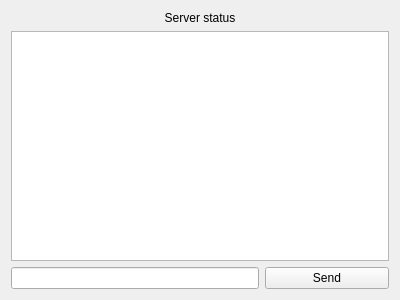
Qt form src/app.ui (ravecrocker/LoE-PrivateServer) before a commit.
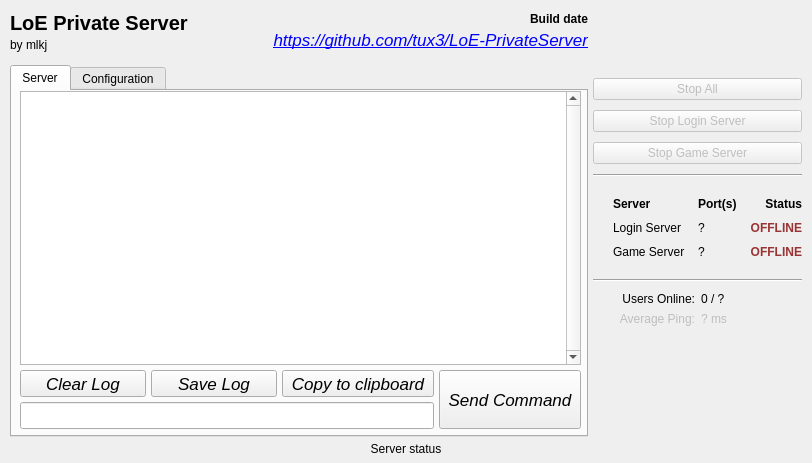
The same form after that commit. Icons and pictures are not drawn.

Diff of the .ui file:
```diff
--- a/src/app.ui
+++ b/src/app.ui
@@ -6,46 +6,755 @@
    <rect>
     <x>0</x>
     <y>0</y>
-    <width>400</width>
-    <height>300</height>
+    <width>812</width>
+    <height>463</height>
    </rect>
   </property>
+  <property name="font">
+   <font>
+    <family>Arial</family>
+   </font>
+  </property>
   <property name="windowTitle">
    <string>mlkj's Private Server</string>
   </property>
   <property name="locale">
    <locale language="English" country="UnitedStates"/>
   </property>
-  <layout class="QGridLayout" name="gridLayout">
-   <item row="0" column="0" colspan="3">
-    <widget class="QLabel" name="status">
-     <property name="locale">
-      <locale language="English" country="UnitedStates"/>
+  <layout class="QGridLayout">
+   <property name="leftMargin">
+    <number>10</number>
+   </property>
+   <property name="topMargin">
+    <number>11</number>
+   </property>
+   <property name="rightMargin">
+    <number>10</number>
+   </property>
+   <property name="bottomMargin">
+    <number>2</number>
+   </property>
+   <property name="spacing">
+    <number>0</number>
+   </property>
+   <item row="0" column="0">
+    <layout class="QVBoxLayout" name="BaseFrame" stretch="1,0">
+     <property name="spacing">
+      <number>5</number>
      </property>
-     <property name="text">
-      <string>Server status</string>
+     <property name="bottomMargin">
+      <number>5</number>
      </property>
-     <property name="alignment">
-      <set>Qt::AlignCenter</set>
-     </property>
-    </widget>
-   </item>
-   <item row="1" column="0" colspan="3">
-    <widget class="QPlainTextEdit" name="log">
-     <property name="readOnly">
-      <bool>true</bool>
-     </property>
-    </widget>
-   </item>
-   <item row="2" column="0" colspan="2">
-    <widget class="QLineEdit" name="cmdLine"/>
-   </item>
-   <item row="2" column="2">
-    <widget class="QPushButton" name="sendButton">
-     <property name="text">
-      <string>Send</string>
-     </property>
-    </widget>
+     <item>
+      <layout class="QHBoxLayout" name="BaseFrame2" stretch="1,0">
+       <property name="spacing">
+        <number>5</number>
+       </property>
+       <item>
+        <layout class="QVBoxLayout" name="LeftFrame" stretch="0,1">
+         <property name="spacing">
+          <number>13</number>
+         </property>
+         <item>
+          <layout class="QHBoxLayout" name="TopFrame">
+           <property name="spacing">
+            <number>0</number>
+           </property>
+           <item>
+            <layout class="QVBoxLayout" name="LabelsLeft">
+             <property name="spacing">
+              <number>3</number>
+             </property>
+             <item>
+              <widget class="QLabel" name="titleLabel">
+               <property name="sizePolicy">
+                <sizepolicy hsizetype="Preferred" vsizetype="Fixed">
+                 <horstretch>0</horstretch>
+                 <verstretch>0</verstretch>
+                </sizepolicy>
+               </property>
+               <property name="font">
+                <font>
+                 <family>Arial</family>
+                 <pointsize>15</pointsize>
+                 <weight>75</weight>
+                 <bold>true</bold>
+                </font>
+               </property>
+               <property name="text">
+                <string>LoE Private Server</string>
+               </property>
+              </widget>
+             </item>
+             <item>
+              <widget class="QLabel" name="authorLabel">
+               <property name="sizePolicy">
+                <sizepolicy hsizetype="Preferred" vsizetype="Fixed">
+                 <horstretch>0</horstretch>
+                 <verstretch>0</verstretch>
+                </sizepolicy>
+               </property>
+               <property name="font">
+                <font>
+                 <family>Arial</family>
+                </font>
+               </property>
+               <property name="text">
+                <string>by mlkj</string>
+               </property>
+              </widget>
+             </item>
+            </layout>
+           </item>
+           <item>
+            <layout class="QVBoxLayout" name="LabelsRight">
+             <property name="spacing">
+              <number>3</number>
+             </property>
+             <item>
+              <widget class="QLabel" name="builddateLabel">
+               <property name="sizePolicy">
+                <sizepolicy hsizetype="Preferred" vsizetype="Fixed">
+                 <horstretch>0</horstretch>
+                 <verstretch>0</verstretch>
+                </sizepolicy>
+               </property>
+               <property name="font">
+                <font>
+                 <family>Arial</family>
+                 <weight>75</weight>
+                 <bold>true</bold>
+                </font>
+               </property>
+               <property name="text">
+                <string>Build date</string>
+               </property>
+               <property name="alignment">
+                <set>Qt::AlignRight|Qt::AlignTrailing|Qt::AlignVCenter</set>
+               </property>
+              </widget>
+             </item>
+             <item>
+              <widget class="QLabel" name="githubLabel">
+               <property name="sizePolicy">
+                <sizepolicy hsizetype="Preferred" vsizetype="Fixed">
+                 <horstretch>0</horstretch>
+                 <verstretch>0</verstretch>
+                </sizepolicy>
+               </property>
+               <property name="font">
+                <font>
+                 <family>Arial</family>
+                 <pointsize>13</pointsize>
+                 <weight>50</weight>
+                 <italic>true</italic>
+                 <bold>false</bold>
+                 <underline>false</underline>
+                 <kerning>true</kerning>
+                </font>
+               </property>
+               <property name="text">
+                <string>&lt;a href=&quot;https://github.com/tux3/LoE-PrivateServer&quot;&gt;https://github.com/tux3/LoE-PrivateServer&lt;/a&gt;</string>
+               </property>
+               <property name="alignment">
+                <set>Qt::AlignRight|Qt::AlignTrailing|Qt::AlignVCenter</set>
+               </property>
+               <property name="openExternalLinks">
+                <bool>true</bool>
+               </property>
+              </widget>
+             </item>
+            </layout>
+           </item>
+          </layout>
+         </item>
+         <item>
+          <widget class="QTabWidget" name="tabWidget">
+           <property name="enabled">
+            <bool>true</bool>
+           </property>
+           <property name="sizePolicy">
+            <sizepolicy hsizetype="Expanding" vsizetype="Expanding">
+             <horstretch>0</horstretch>
+             <verstretch>0</verstretch>
+            </sizepolicy>
+           </property>
+           <property name="minimumSize">
+            <size>
+             <width>0</width>
+             <height>370</height>
+            </size>
+           </property>
+           <property name="tabPosition">
+            <enum>QTabWidget::North</enum>
+           </property>
+           <property name="tabShape">
+            <enum>QTabWidget::Rounded</enum>
+           </property>
+           <property name="currentIndex">
+            <number>0</number>
+           </property>
+           <property name="elideMode">
+            <enum>Qt::ElideRight</enum>
+           </property>
+           <property name="usesScrollButtons">
+            <bool>false</bool>
+           </property>
+           <widget class="QWidget" name="serverTab">
+            <property name="font">
+             <font>
+              <family>Arial</family>
+              <italic>true</italic>
+             </font>
+            </property>
+            <attribute name="icon">
+             <iconset>
+              <normalon>:/images/server.png</normalon>
+             </iconset>
+            </attribute>
+            <attribute name="title">
+             <string>Server</string>
+            </attribute>
+            <layout class="QVBoxLayout" name="verticalLayout_6">
+             <property name="spacing">
+              <number>0</number>
+             </property>
+             <property name="leftMargin">
+              <number>0</number>
+             </property>
+             <property name="topMargin">
+              <number>0</number>
+             </property>
+             <property name="rightMargin">
+              <number>0</number>
+             </property>
+             <property name="bottomMargin">
+              <number>0</number>
+             </property>
+             <item>
+              <layout class="QVBoxLayout" name="verticalLayout_2" stretch="1,0">
+               <property name="spacing">
+                <number>5</number>
+               </property>
+               <property name="leftMargin">
+                <number>8</number>
+               </property>
+               <property name="rightMargin">
+                <number>5</number>
+               </property>
+               <property name="bottomMargin">
+                <number>6</number>
+               </property>
+               <item>
+                <widget class="QPlainTextEdit" name="log">
+                 <property name="sizePolicy">
+                  <sizepolicy hsizetype="Expanding" vsizetype="Expanding">
+                   <horstretch>0</horstretch>
+                   <verstretch>0</verstretch>
+                  </sizepolicy>
+                 </property>
+                 <property name="minimumSize">
+                  <size>
+                   <width>0</width>
+                   <height>255</height>
+                  </size>
+                 </property>
+                 <property name="verticalScrollBarPolicy">
+                  <enum>Qt::ScrollBarAlwaysOn</enum>
+                 </property>
+                 <property name="readOnly">
+                  <bool>true</bool>
+                 </property>
+                </widget>
+               </item>
+               <item>
+                <layout class="QHBoxLayout" name="horizontalLayout">
+                 <property name="spacing">
+                  <number>5</number>
+                 </property>
+                 <item>
+                  <layout class="QVBoxLayout" name="verticalLayout_3">
+                   <property name="spacing">
+                    <number>5</number>
+                   </property>
+                   <item>
+                    <layout class="QHBoxLayout" name="horizontalLayout_2">
+                     <property name="spacing">
+                      <number>5</number>
+                     </property>
+                     <property name="rightMargin">
+                      <number>0</number>
+                     </property>
+                     <item>
+                      <widget class="QToolButton" name="clearLogButton">
+                       <property name="sizePolicy">
+                        <sizepolicy hsizetype="Expanding" vsizetype="Expanding">
+                         <horstretch>0</horstretch>
+                         <verstretch>0</verstretch>
+                        </sizepolicy>
+                       </property>
+                       <property name="font">
+                        <font>
+                         <family>Arial</family>
+                         <pointsize>13</pointsize>
+                         <italic>true</italic>
+                        </font>
+                       </property>
+                       <property name="text">
+                        <string>Clear Log</string>
+                       </property>
+                       <property name="icon">
+                        <iconset resource="app.qrc">
+                         <normaloff>:/images/newspaper.png</normaloff>:/images/newspaper.png</iconset>
+                       </property>
+                       <property name="toolButtonStyle">
+                        <enum>Qt::ToolButtonTextBesideIcon</enum>
+                       </property>
+                      </widget>
+                     </item>
+                     <item>
+                      <widget class="QToolButton" name="saveLogButton">
+                       <property name="sizePolicy">
+                        <sizepolicy hsizetype="Expanding" vsizetype="Expanding">
+                         <horstretch>0</horstretch>
+                         <verstretch>0</verstretch>
+                        </sizepolicy>
+                       </property>
+                       <property name="font">
+                        <font>
+                         <family>Arial</family>
+                         <pointsize>13</pointsize>
+                        </font>
+                       </property>
+                       <property name="styleSheet">
+                        <string notr="true"/>
+                       </property>
+                       <property name="text">
+                        <string>Save Log</string>
+                       </property>
+                       <property name="icon">
+                        <iconset resource="app.qrc">
+                         <normaloff>:/images/save.png</normaloff>:/images/save.png</iconset>
+                       </property>
+                       <property name="toolButtonStyle">
+                        <enum>Qt::ToolButtonTextBesideIcon</enum>
+                       </property>
+                      </widget>
+                     </item>
+                     <item>
+                      <widget class="QToolButton" name="copyLogButton">
+                       <property name="sizePolicy">
+                        <sizepolicy hsizetype="Expanding" vsizetype="Expanding">
+                         <horstretch>0</horstretch>
+                         <verstretch>0</verstretch>
+                        </sizepolicy>
+                       </property>
+                       <property name="font">
+                        <font>
+                         <family>Arial</family>
+                         <pointsize>13</pointsize>
+                        </font>
+                       </property>
+                       <property name="text">
+                        <string>Copy to clipboard</string>
+                       </property>
+                       <property name="icon">
+                        <iconset resource="app.qrc">
+                         <normaloff>:/images/paste.png</normaloff>:/images/paste.png</iconset>
+                       </property>
+                       <property name="toolButtonStyle">
+                        <enum>Qt::ToolButtonTextBesideIcon</enum>
+                       </property>
+                      </widget>
+                     </item>
+                    </layout>
+                   </item>
+                   <item>
+                    <widget class="QLineEdit" name="cmdLine">
+                     <property name="sizePolicy">
+                      <sizepolicy hsizetype="Expanding" vsizetype="Fixed">
+                       <horstretch>0</horstretch>
+                       <verstretch>0</verstretch>
+                      </sizepolicy>
+                     </property>
+                     <property name="minimumSize">
+                      <size>
+                       <width>0</width>
+                       <height>27</height>
+                      </size>
+                     </property>
+                    </widget>
+                   </item>
+                  </layout>
+                 </item>
+                 <item>
+                  <widget class="QToolButton" name="sendButton">
+                   <property name="sizePolicy">
+                    <sizepolicy hsizetype="Fixed" vsizetype="Expanding">
+                     <horstretch>0</horstretch>
+                     <verstretch>0</verstretch>
+                    </sizepolicy>
+                   </property>
+                   <property name="minimumSize">
+                    <size>
+                     <width>0</width>
+                     <height>0</height>
+                    </size>
+                   </property>
+                   <property name="font">
+                    <font>
+                     <family>Arial</family>
+                     <pointsize>13</pointsize>
+                    </font>
+                   </property>
+                   <property name="focusPolicy">
+                    <enum>Qt::StrongFocus</enum>
+                   </property>
+                   <property name="autoFillBackground">
+                    <bool>false</bool>
+                   </property>
+                   <property name="text">
+                    <string>Send Command</string>
+                   </property>
+                   <property name="icon">
+                    <iconset resource="app.qrc">
+                     <normaloff>:/images/lightning.png</normaloff>:/images/lightning.png</iconset>
+                   </property>
+                   <property name="iconSize">
+                    <size>
+                     <width>16</width>
+                     <height>16</height>
+                    </size>
+                   </property>
+                   <property name="checkable">
+                    <bool>false</bool>
+                   </property>
+                   <property name="toolButtonStyle">
+                    <enum>Qt::ToolButtonTextBesideIcon</enum>
+                   </property>
+                  </widget>
+                 </item>
+                </layout>
+               </item>
+              </layout>
+             </item>
+            </layout>
+           </widget>
+           <widget class="QWidget" name="tab_2">
+            <attribute name="icon">
+             <iconset>
+              <normalon>:/images/wrench.png</normalon>
+             </iconset>
+            </attribute>
+            <attribute name="title">
+             <string>Configuration</string>
+            </attribute>
+           </widget>
+          </widget>
+         </item>
+        </layout>
+       </item>
+       <item>
+        <layout class="QVBoxLayout" name="StatusFrame">
+         <property name="spacing">
+          <number>10</number>
+         </property>
+         <item>
+          <spacer name="verticalSpacer_2">
+           <property name="orientation">
+            <enum>Qt::Vertical</enum>
+           </property>
+           <property name="sizeType">
+            <enum>QSizePolicy::Fixed</enum>
+           </property>
+           <property name="sizeHint" stdset="0">
+            <size>
+             <width>20</width>
+             <height>67</height>
+            </size>
+           </property>
+          </spacer>
+         </item>
+         <item>
+          <widget class="QPushButton" name="toggleAllButton">
+           <property name="enabled">
+            <bool>false</bool>
+           </property>
+           <property name="sizePolicy">
+            <sizepolicy hsizetype="Minimum" vsizetype="Fixed">
+             <horstretch>0</horstretch>
+             <verstretch>0</verstretch>
+            </sizepolicy>
+           </property>
+           <property name="text">
+            <string>Stop All</string>
+           </property>
+          </widget>
+         </item>
+         <item>
+          <widget class="QPushButton" name="toggleLoginServerButton">
+           <property name="enabled">
+            <bool>false</bool>
+           </property>
+           <property name="text">
+            <string>Stop Login Server</string>
+           </property>
+           <property name="icon">
+            <iconset>
+             <normaloff>:/images/images/group.png</normaloff>:/images/images/group.png</iconset>
+           </property>
+          </widget>
+         </item>
+         <item>
+          <widget class="QPushButton" name="toggleGameServerButton">
+           <property name="enabled">
+            <bool>false</bool>
+           </property>
+           <property name="text">
+            <string>Stop Game Server</string>
+           </property>
+           <property name="icon">
+            <iconset>
+             <normaloff>:/images/images/controller.png</normaloff>:/images/images/controller.png</iconset>
+           </property>
+          </widget>
+         </item>
+         <item>
+          <widget class="Line" name="line">
+           <property name="orientation">
+            <enum>Qt::Horizontal</enum>
+           </property>
+          </widget>
+         </item>
+         <item>
+          <layout class="QGridLayout" name="gridLayout_2">
+           <property name="topMargin">
+            <number>10</number>
+           </property>
+           <property name="bottomMargin">
+            <number>10</number>
+           </property>
+           <property name="horizontalSpacing">
+            <number>13</number>
+           </property>
+           <property name="verticalSpacing">
+            <number>10</number>
+           </property>
+           <item row="0" column="2">
+            <widget class="QLabel" name="label_2">
+             <property name="font">
+              <font>
+               <weight>75</weight>
+               <bold>true</bold>
+              </font>
+             </property>
+             <property name="text">
+              <string>Port(s)</string>
+             </property>
+            </widget>
+           </item>
+           <item row="0" column="3">
+            <widget class="QLabel" name="label_3">
+             <property name="font">
+              <font>
+               <weight>75</weight>
+               <bold>true</bold>
+              </font>
+             </property>
+             <property name="text">
+              <string>Status</string>
+             </property>
+             <property name="alignment">
+              <set>Qt::AlignRight|Qt::AlignTrailing|Qt::AlignVCenter</set>
+             </property>
+            </widget>
+           </item>
+           <item row="0" column="1">
+            <widget class="QLabel" name="label">
+             <property name="font">
+              <font>
+               <weight>75</weight>
+               <bold>true</bold>
+              </font>
+             </property>
+             <property name="text">
+              <string>Server</string>
+             </property>
+            </widget>
+           </item>
+           <item row="1" column="1">
+            <widget class="QLabel" name="label_5">
+             <property name="text">
+              <string>Login Server</string>
+             </property>
+            </widget>
+           </item>
+           <item row="1" column="2">
+            <widget class="QLabel" name="loginPort">
+             <property name="font">
+              <font>
+               <weight>50</weight>
+               <italic>false</italic>
+               <bold>false</bold>
+               <underline>false</underline>
+              </font>
+             </property>
+             <property name="text">
+              <string>?</string>
+             </property>
+            </widget>
+           </item>
+           <item row="2" column="1">
+            <widget class="QLabel" name="label_4">
+             <property name="text">
+              <string>Game Server</string>
+             </property>
+            </widget>
+           </item>
+           <item row="2" column="2">
+            <widget class="QLabel" name="gamePort">
+             <property name="text">
+              <string>?</string>
+             </property>
+            </widget>
+           </item>
+           <item row="1" column="3">
+            <widget class="QLabel" name="loginStatus">
+             <property name="font">
+              <font>
+               <family>Lucida Grande</family>
+               <weight>75</weight>
+               <bold>true</bold>
+              </font>
+             </property>
+             <property name="text">
+              <string>&lt;font color=&quot;#993333&quot;&gt;OFFLINE&lt;/font&gt;</string>
+             </property>
+             <property name="alignment">
+              <set>Qt::AlignRight|Qt::AlignTrailing|Qt::AlignVCenter</set>
+             </property>
+            </widget>
+           </item>
+           <item row="2" column="3">
+            <widget class="QLabel" name="gameStatus">
+             <property name="font">
+              <font>
+               <weight>75</weight>
+               <bold>true</bold>
+              </font>
+             </property>
+             <property name="text">
+              <string>&lt;font color=&quot;#993333&quot;&gt;OFFLINE&lt;/font&gt;</string>
+             </property>
+             <property name="alignment">
+              <set>Qt::AlignRight|Qt::AlignTrailing|Qt::AlignVCenter</set>
+             </property>
+            </widget>
+           </item>
+           <item row="1" column="0">
+            <widget class="QLabel" name="loginIcon">
+             <property name="text">
+              <string>&lt;img src=&quot;:/images/group.png&quot;/&gt;</string>
+             </property>
+            </widget>
+           </item>
+           <item row="2" column="0">
+            <widget class="QLabel" name="gameIcon">
+             <property name="text">
+              <string>&lt;img src=&quot;:/images/controller.png&quot;/&gt;</string>
+             </property>
+            </widget>
+           </item>
+          </layout>
+         </item>
+         <item>
+          <widget class="Line" name="line_2">
+           <property name="orientation">
+            <enum>Qt::Horizontal</enum>
+           </property>
+          </widget>
+         </item>
+         <item>
+          <layout class="QGridLayout" name="gridLayout">
+           <item row="0" column="0">
+            <widget class="QLabel" name="label_7">
+             <property name="text">
+              <string>Users Online:</string>
+             </property>
+             <property name="alignment">
+              <set>Qt::AlignRight|Qt::AlignTrailing|Qt::AlignVCenter</set>
+             </property>
+            </widget>
+           </item>
+           <item row="1" column="0">
+            <widget class="QLabel" name="label_6">
+             <property name="enabled">
+              <bool>false</bool>
+             </property>
+             <property name="text">
+              <string>Average Ping:</string>
+             </property>
+             <property name="alignment">
+              <set>Qt::AlignRight|Qt::AlignTrailing|Qt::AlignVCenter</set>
+             </property>
+            </widget>
+           </item>
+           <item row="1" column="1">
+            <widget class="QLabel" name="label_8">
+             <property name="enabled">
+              <bool>false</bool>
+             </property>
+             <property name="text">
+              <string>? ms</string>
+             </property>
+            </widget>
+           </item>
+           <item row="0" column="1">
+            <widget class="QLabel" name="userCountLabel">
+             <property name="text">
+              <string>0 / ?</string>
+             </property>
+            </widget>
+           </item>
+          </layout>
+         </item>
+         <item>
+          <spacer name="verticalSpacer">
+           <property name="orientation">
+            <enum>Qt::Vertical</enum>
+           </property>
+           <property name="sizeHint" stdset="0">
+            <size>
+             <width>20</width>
+             <height>40</height>
+            </size>
+           </property>
+          </spacer>
+         </item>
+        </layout>
+       </item>
+      </layout>
+     </item>
+     <item>
+      <widget class="QLabel" name="status">
+       <property name="sizePolicy">
+        <sizepolicy hsizetype="Expanding" vsizetype="Fixed">
+         <horstretch>0</horstretch>
+         <verstretch>0</verstretch>
+        </sizepolicy>
+       </property>
+       <property name="locale">
+        <locale language="English" country="UnitedStates"/>
+       </property>
+       <property name="text">
+        <string>Server status</string>
+       </property>
+       <property name="alignment">
+        <set>Qt::AlignCenter</set>
+       </property>
+      </widget>
+     </item>
+    </layout>
    </item>
   </layout>
  </widget>
```
Left out of the diff: 23 changed lines with no effect on the pictures.
